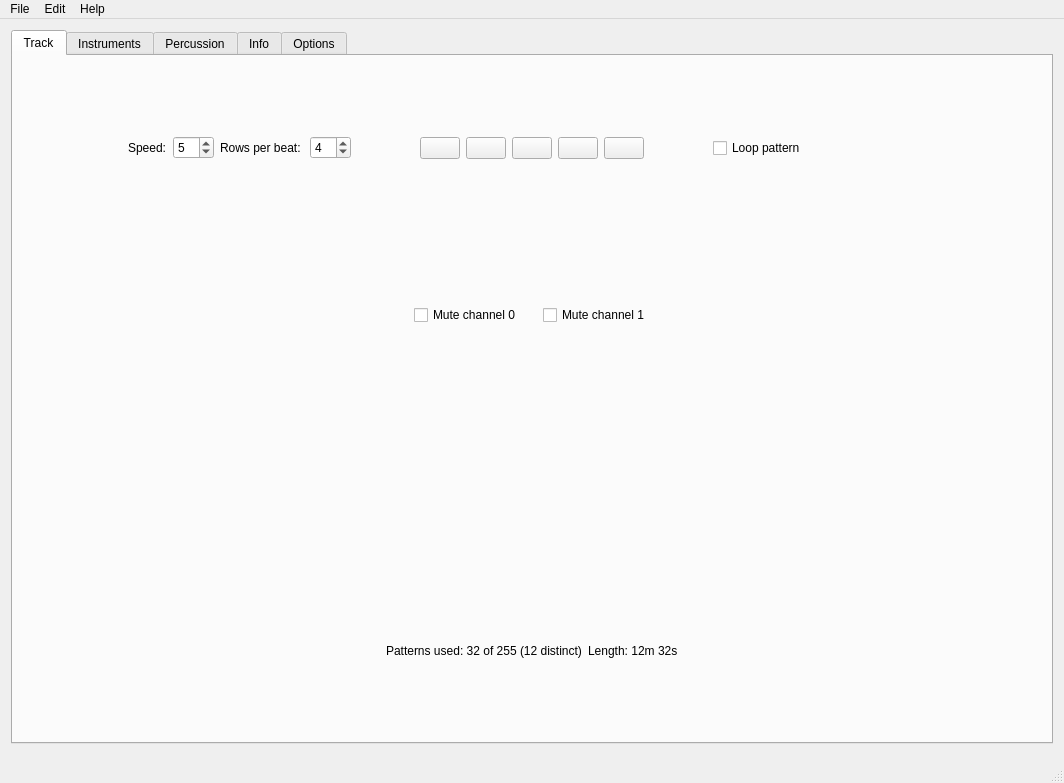
Old version of the form mainwindow.ui in the repository steux/tiatracker.
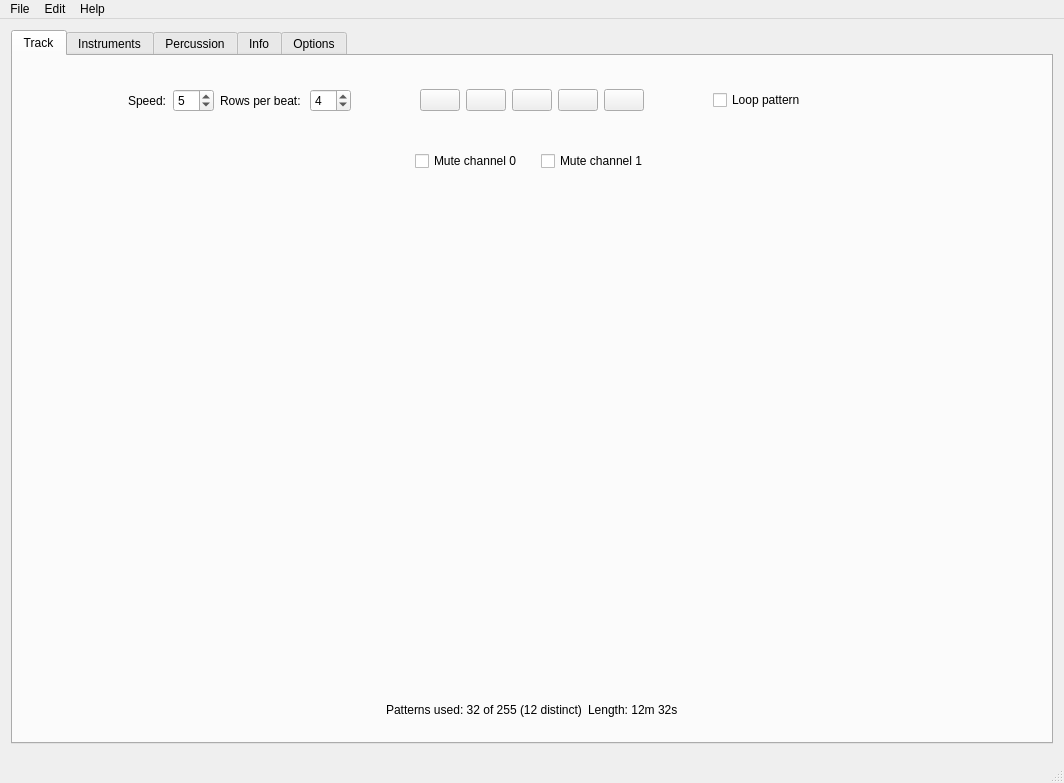
New version of the form. Icons and pictures are not drawn. Custom widgets are drawn as their Qt base class.

```diff
--- a/mainwindow.ui
+++ b/mainwindow.ui
@@ -27,6 +27,12 @@
        <layout class="QVBoxLayout" name="verticalLayout_4">
         <item>
          <widget class="QWidget" name="widget_4" native="true">
+          <property name="sizePolicy">
+           <sizepolicy hsizetype="Preferred" vsizetype="Minimum">
+            <horstretch>0</horstretch>
+            <verstretch>0</verstretch>
+           </sizepolicy>
+          </property>
           <layout class="QHBoxLayout" name="horizontalLayout_5">
            <item alignment="Qt::AlignRight">
             <widget class="QWidget" name="widget_8" native="true">
@@ -174,6 +180,12 @@
         </item>
         <item alignment="Qt::AlignHCenter">
          <widget class="QWidget" name="widget_14" native="true">
+          <property name="sizePolicy">
+           <sizepolicy hsizetype="Preferred" vsizetype="Minimum">
+            <horstretch>0</horstretch>
+            <verstretch>0</verstretch>
+           </sizepolicy>
+          </property>
           <layout class="QHBoxLayout" name="horizontalLayout_11">
            <item>
             <widget class="QCheckBox" name="checkBox">
@@ -185,7 +197,7 @@
            <item>
             <widget class="QLabel" name="label_11">
              <property name="text">
-              <string>   </string>
+              <string/>
              </property>
             </widget>
            </item>
@@ -201,6 +213,12 @@
         </item>
         <item>
          <widget class="QWidget" name="widget_10" native="true">
+          <property name="sizePolicy">
+           <sizepolicy hsizetype="Preferred" vsizetype="Expanding">
+            <horstretch>0</horstretch>
+            <verstretch>0</verstretch>
+           </sizepolicy>
+          </property>
           <layout class="QHBoxLayout" name="horizontalLayout_10">
            <item alignment="Qt::AlignRight|Qt::AlignVCenter">
             <widget class="QWidget" name="widget_11" native="true">
@@ -222,6 +240,12 @@
         </item>
         <item>
          <widget class="QWidget" name="widget_5" native="true">
+          <property name="sizePolicy">
+           <sizepolicy hsizetype="Preferred" vsizetype="Minimum">
+            <horstretch>0</horstretch>
+            <verstretch>0</verstretch>
+           </sizepolicy>
+          </property>
           <layout class="QHBoxLayout" name="horizontalLayout_6">
            <item>
             <spacer name="horizontalSpacer_7">
@@ -878,6 +902,12 @@
    <header>tracktab.h</header>
    <container>1</container>
   </customwidget>
+  <customwidget>
+   <class>InstrumentSelector</class>
+   <extends>QWidget</extends>
+   <header>instrumentselector.h</header>
+   <container>1</container>
+  </customwidget>
  </customwidgets>
  <resources>
   <include location="main.qrc"/>
```
Left out of the diff: 11 changed lines with no effect on the pictures.
